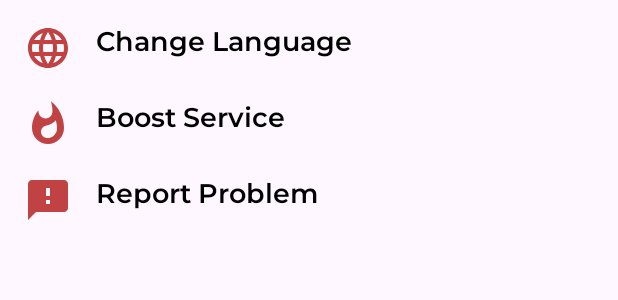
After one commit to Veeresh8/Netflix-IMDB-Plugin, an Android app: the layout settings_bottom_sheet.xml on its own in the app's theme, with its tools: preview values and no code run, on a phone screen of 412 x 824 dp. The commit adds this screen. Shown: the top 300 px of the screen. Run offline under Robolectric (Android 15) with nearby library versions, the phone set to English and light mode, and no system bars; Roboto replaces fonts that are not available here.

Commit message:
- add settings screen

```diff
--- /dev/null
+++ b/app/src/main/res/drawable/baseline_feedback_24.xml
@@ -0,0 +1,5 @@
+<vector android:height="24dp" android:tint="#C04242"
+    android:viewportHeight="24" android:viewportWidth="24"
+    android:width="24dp" xmlns:android="http://schemas.android.com/apk/res/android">
+    <path android:fillColor="@android:color/white" android:pathData="M20,2L4,2c-1.1,0 -1.99,0.9 -1.99,2L2,22l4,-4h14c1.1,0 2,-0.9 2,-2L22,4c0,-1.1 -0.9,-2 -2,-2zM13,14h-2v-2h2v2zM13,10h-2L11,6h2v4z"/>
+</vector>
--- /dev/null
+++ b/app/src/main/res/drawable/baseline_language_24.xml
@@ -0,0 +1,5 @@
+<vector android:height="24dp" android:tint="#C04242"
+    android:viewportHeight="24" android:viewportWidth="24"
+    android:width="24dp" xmlns:android="http://schemas.android.com/apk/res/android">
+    <path android:fillColor="@android:color/white" android:pathData="M11.99,2C6.47,2 2,6.48 2,12s4.47,10 9.99,10C17.52,22 22,17.52 22,12S17.52,2 11.99,2zM18.92,8h-2.95c-0.32,-1.25 -0.78,-2.45 -1.38,-3.56 1.84,0.63 3.37,1.91 4.33,3.56zM12,4.04c0.83,1.2 1.48,2.53 1.91,3.96h-3.82c0.43,-1.43 1.08,-2.76 1.91,-3.96zM4.26,14C4.1,13.36 4,12.69 4,12s0.1,-1.36 0.26,-2h3.38c-0.08,0.66 -0.14,1.32 -0.14,2 0,0.68 0.06,1.34 0.14,2L4.26,14zM5.08,16h2.95c0.32,1.25 0.78,2.45 1.38,3.56 -1.84,-0.63 -3.37,-1.9 -4.33,-3.56zM8.03,8L5.08,8c0.96,-1.66 2.49,-2.93 4.33,-3.56C8.81,5.55 8.35,6.75 8.03,8zM12,19.96c-0.83,-1.2 -1.48,-2.53 -1.91,-3.96h3.82c-0.43,1.43 -1.08,2.76 -1.91,3.96zM14.34,14L9.66,14c-0.09,-0.66 -0.16,-1.32 -0.16,-2 0,-0.68 0.07,-1.35 0.16,-2h4.68c0.09,0.65 0.16,1.32 0.16,2 0,0.68 -0.07,1.34 -0.16,2zM14.59,19.56c0.6,-1.11 1.06,-2.31 1.38,-3.56h2.95c-0.96,1.65 -2.49,2.93 -4.33,3.56zM16.36,14c0.08,-0.66 0.14,-1.32 0.14,-2 0,-0.68 -0.06,-1.34 -0.14,-2h3.38c0.16,0.64 0.26,1.31 0.26,2s-0.1,1.36 -0.26,2h-3.38z"/>
+</vector>
--- /dev/null
+++ b/app/src/main/res/drawable/baseline_whatshot_24.xml
@@ -0,0 +1,5 @@
+<vector android:height="24dp" android:tint="#C04242"
+    android:viewportHeight="24" android:viewportWidth="24"
+    android:width="24dp" xmlns:android="http://schemas.android.com/apk/res/android">
+    <path android:fillColor="@android:color/white" android:pathData="M13.5,0.67s0.74,2.65 0.74,4.8c0,2.06 -1.35,3.73 -3.41,3.73 -2.07,0 -3.63,-1.67 -3.63,-3.73l0.03,-0.36C5.21,7.51 4,10.62 4,14c0,4.42 3.58,8 8,8s8,-3.58 8,-8C20,8.61 17.41,3.8 13.5,0.67zM11.71,19c-1.78,0 -3.22,-1.4 -3.22,-3.14 0,-1.62 1.05,-2.76 2.81,-3.12 1.77,-0.36 3.6,-1.21 4.62,-2.58 0.39,1.29 0.59,2.65 0.59,4.04 0,2.65 -2.15,4.8 -4.8,4.8z"/>
+</vector>
--- a/app/src/main/res/layout/activity_dashboard.xml
+++ b/app/src/main/res/layout/activity_dashboard.xml
@@ -34,7 +34,7 @@
                 android:layout_alignParentEnd="true"
                 android:layout_centerVertical="true"
                 android:layout_marginEnd="32dp"
-                android:src="@drawable/baseline_info_24" />
+                android:src="@drawable/round_settings_24px" />
 
     </RelativeLayout>
 
--- /dev/null
+++ b/app/src/main/res/layout/settings_bottom_sheet.xml
@@ -0,0 +1,93 @@
+<?xml version="1.0" encoding="utf-8"?>
+<LinearLayout xmlns:android="http://schemas.android.com/apk/res/android"
+        android:layout_width="match_parent"
+        android:layout_height="wrap_content"
+        android:orientation="vertical">
+
+    <LinearLayout
+            android:id="@+id/llChangeLanguage"
+            android:layout_width="match_parent"
+            android:layout_height="wrap_content"
+            android:orientation="horizontal">
+
+        <ImageView
+                android:id="@+id/ivChangeLanguage"
+                android:layout_width="32dp"
+                android:layout_height="32dp"
+                android:layout_marginStart="16dp"
+                android:layout_marginTop="16dp"
+                android:src="@drawable/baseline_language_24" />
+
+        <TextView
+                android:id="@+id/tvChangeLanguage"
+                android:layout_width="match_parent"
+                android:layout_height="wrap_content"
+                android:layout_marginStart="16dp"
+                android:layout_marginTop="16dp"
+                android:layout_marginEnd="16dp"
+                android:layout_marginBottom="8dp"
+                android:fontFamily="@font/montserrat_semibold"
+                android:text="@string/change_language"
+                android:textAppearance="@style/TextAppearance.AppCompat.Medium"
+                android:textColor="@color/language_text_color_selector" />
+    </LinearLayout>
+
+
+    <LinearLayout
+            android:id="@+id/llBoostService"
+            android:layout_width="match_parent"
+            android:layout_height="wrap_content"
+            android:orientation="horizontal">
+
+        <ImageView
+                android:id="@+id/ivIgnoreBattery"
+                android:layout_width="32dp"
+                android:layout_height="32dp"
+                android:layout_marginStart="16dp"
+                android:layout_marginTop="16dp"
+                android:src="@drawable/baseline_whatshot_24" />
+
+        <TextView
+                android:id="@+id/tvIgnoreBatteryOptimisation"
+                android:layout_width="match_parent"
+                android:layout_height="wrap_content"
+                android:layout_marginStart="16dp"
+                android:layout_marginTop="16dp"
+                android:layout_marginEnd="16dp"
+                android:layout_marginBottom="8dp"
+                android:fontFamily="@font/montserrat_semibold"
+                android:text="@string/boost_service"
+                android:textAppearance="@style/TextAppearance.AppCompat.Medium"
+                android:textColor="@color/language_text_color_selector" />
+    </LinearLayout>
+
+    <LinearLayout
+            android:id="@+id/llReportProblem"
+            android:layout_width="match_parent"
+            android:layout_height="wrap_content"
+            android:layout_marginBottom="8dp"
+            android:orientation="horizontal">
+
+        <ImageView
+                android:id="@+id/ivFeedback"
+                android:layout_width="32dp"
+                android:layout_height="32dp"
+                android:layout_marginStart="16dp"
+                android:layout_marginTop="16dp"
+                android:src="@drawable/baseline_feedback_24" />
+
+        <TextView
+                android:id="@+id/tvFeedback"
+                android:layout_width="match_parent"
+                android:layout_height="wrap_content"
+                android:layout_marginStart="16dp"
+                android:layout_marginTop="16dp"
+                android:layout_marginEnd="16dp"
+                android:layout_marginBottom="16dp"
+                android:fontFamily="@font/montserrat_semibold"
+                android:text="@string/report_problem"
+                android:textAppearance="@style/TextAppearance.AppCompat.Medium"
+                android:textColor="@color/language_text_color_selector" />
+    </LinearLayout>
+
+</LinearLayout>
--- a/app/src/main/res/values/strings.xml
+++ b/app/src/main/res/values/strings.xml
@@ -16,4 +16,7 @@
     <string name="exhausted_trail_sub_hint">Free tier exhausted</string>
     <string name="click_to_upgrade">Click to upgrade</string>
     <string name="see_image">See image</string>
+    <string name="change_language">Change Language</string>
+    <string name="boost_service">Boost Service</string>
+    <string name="report_problem">Report Problem</string>
 </resources>
```
Also changed, not shown: app/src/main/java/com/droid/netflixIMDB/Dashboard.kt (+26 -0 lines), app/src/main/java/com/droid/netflixIMDB/LanguageActivity.kt (+15 -2 lines), app/src/main/java/com/droid/netflixIMDB/util/LaunchUtils.kt (+30 -0 lines), 15 other files.
